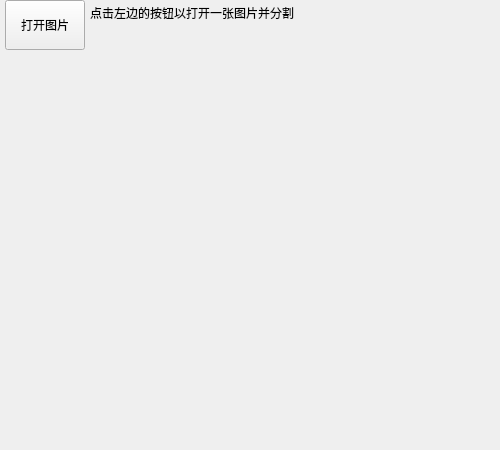
Qt form MainWindow.ui (BrilliantYuKaimin/ImgSegQtDemo) before a commit.
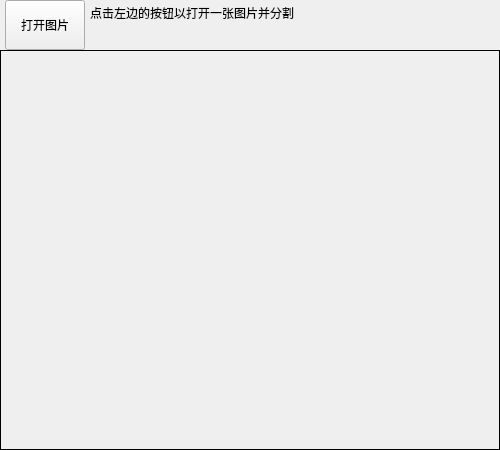
The same form after that commit.

Diff of the .ui file:
```diff
--- a/MainWindow.ui
+++ b/MainWindow.ui
@@ -10,6 +10,15 @@
     <height>450</height>
    </rect>
   </property>
+  <property name="sizePolicy">
+   <sizepolicy hsizetype="Fixed" vsizetype="Fixed">
+    <horstretch>0</horstretch>
+    <verstretch>0</verstretch>
+   </sizepolicy>
+  </property>
+  <property name="acceptDrops">
+   <bool>true</bool>
+  </property>
   <property name="windowTitle">
    <string>图像分割示例程序</string>
   </property>
@@ -23,6 +32,9 @@
       <height>400</height>
      </rect>
     </property>
+    <property name="frameShape">
+     <enum>QFrame::Box</enum>
+    </property>
     <property name="text">
      <string/>
     </property>
```
